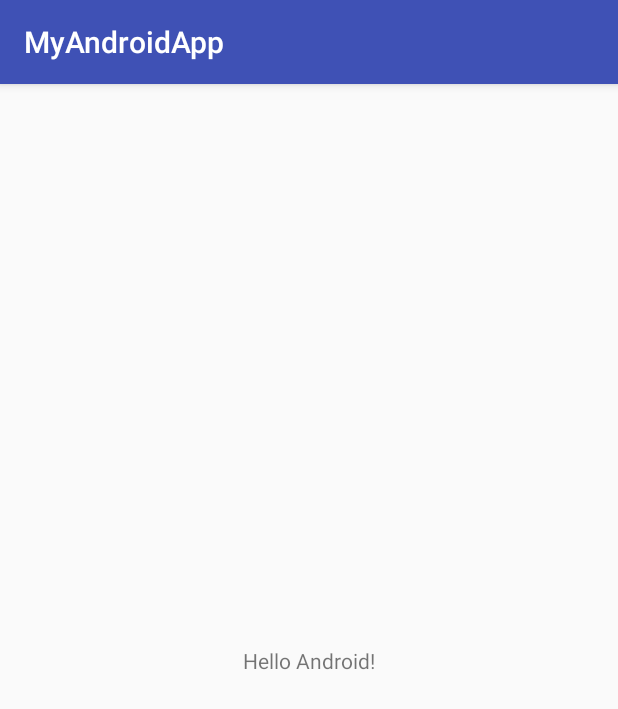
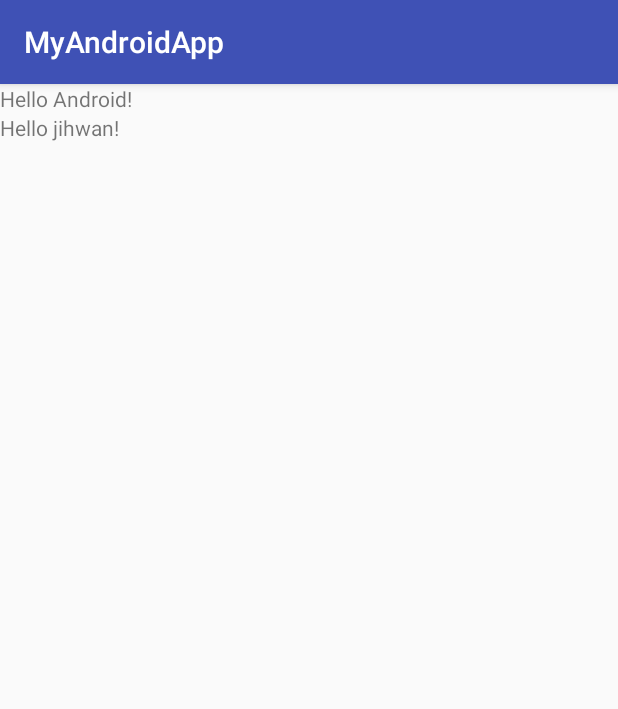
Before and after one commit to jihwann/MyAndroidApp2, an Android app: the screen it shows after launch (MainActivity), on a phone screen of 412 x 824 dp. Shown: the top 709 px of the screen. Run offline under Robolectric (Android 15) with nearby library versions, the phone set to English and light mode, and no system bars.

Commit message:
Learlayout으로 변경하고 변경된 text추가

```diff
--- a/app/src/main/res/layout/activity_main.xml
+++ b/app/src/main/res/layout/activity_main.xml
@@ -1,7 +1,8 @@
 <?xml version="1.0" encoding="utf-8"?>
-<android.support.constraint.ConstraintLayout xmlns:android="http://schemas.android.com/apk/res/android"
+<LinearLayout xmlns:android="http://schemas.android.com/apk/res/android"
     xmlns:app="http://schemas.android.com/apk/res-auto"
     xmlns:tools="http://schemas.android.com/tools"
+    android:orientation="vertical"
     android:layout_width="match_parent"
     android:layout_height="match_parent"
     tools:context="com.adroid.hansung.myandroidapp.MainActivity">
@@ -10,9 +11,11 @@
         android:layout_width="wrap_content"
         android:layout_height="wrap_content"
         android:text="Hello Android!"
-        app:layout_constraintBottom_toBottomOf="parent"
-        app:layout_constraintLeft_toLeftOf="parent"
-        app:layout_constraintRight_toRightOf="parent"
-        app:layout_constraintTop_toTopOf="parent" />
+        />
+    <TextView
+        android:layout_width="wrap_content"
+        android:layout_height="wrap_content"
+        android:text="Hello jihwan!"
+        />
 
-</android.support.constraint.ConstraintLayout>
+</LinearLayout>
```
